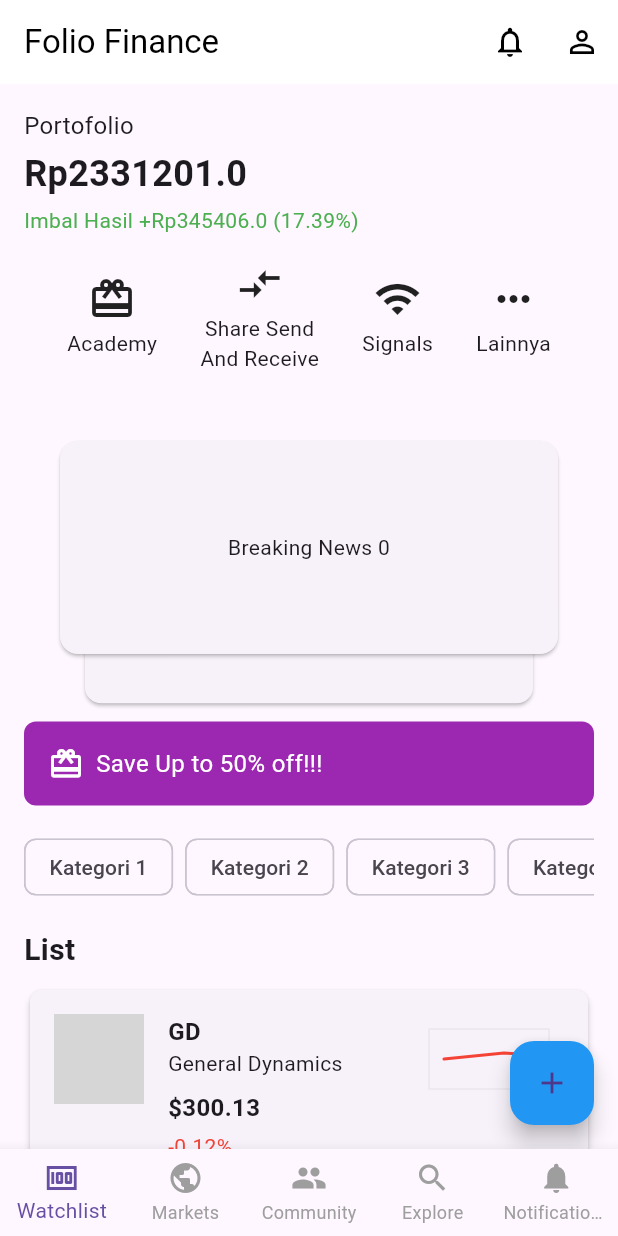
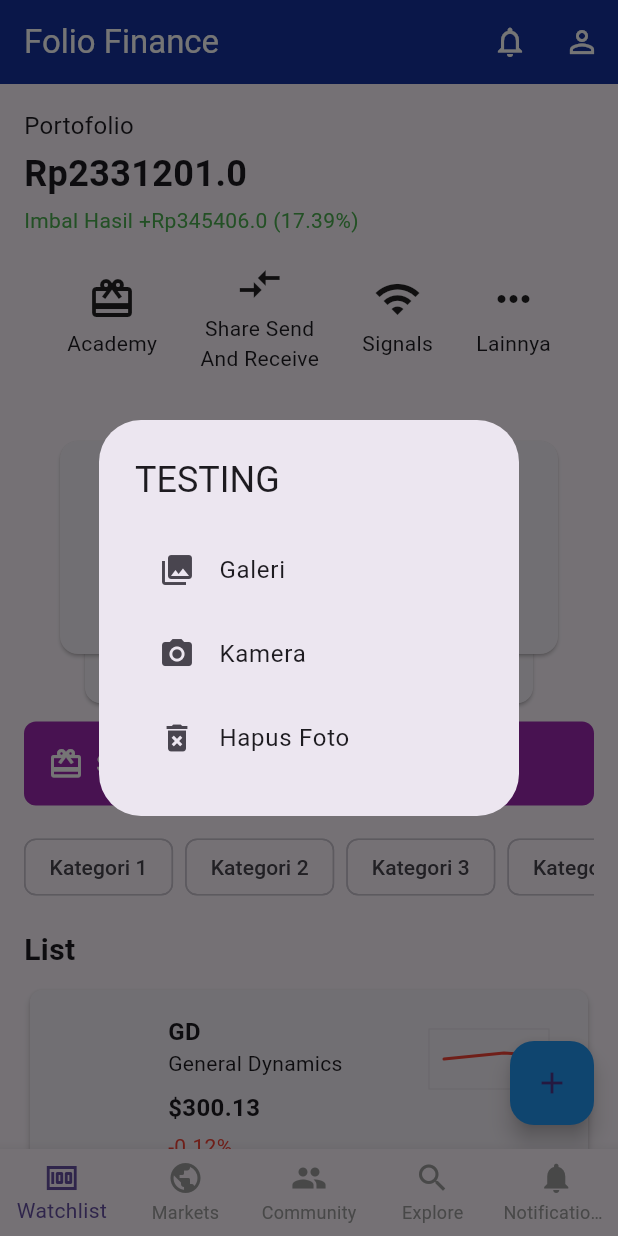
Before and after one commit to RazerArdi/FolioFinance, a Flutter app: the screen it shows after launch, after a tap on the "person outline" icon, on a phone screen of 412 x 824 dp. Run offline on Flutter 3.47's test engine with Material 3 defaults, Android fonts, the phone set to English and light mode, and no system bars; drawn by our look-alikes of flutter_card_swiper; our stand-ins replace animated_splash_screen, get, image_picker, page_transition, sqflite, syncfusion_flutter_charts; accounts and stored records are empty; grey boxes are pictures that could not be loaded.

```diff
--- a/lib/Controllers/SplashController.dart
+++ b/lib/Controllers/SplashController.dart
@@ -1,10 +1,10 @@
 import 'package:get/get.dart';
-import 'package:FFinance/View/halaman_utama.dart'; // Import HalamanUtama
+import 'package:FFinance/View/halaman_utama.dart';
 
 class SplashController extends GetxController {
   void navigateToHome() {
     Future.delayed(const Duration(seconds: 3), () {
-      Get.offAll(() => HalamanUtama()); // Navigate to HalamanUtama
+      Get.offAll(() => HalamanUtama());
     });
   }
 }
--- a/lib/Database/chart_data.dart
+++ b/lib/Database/chart_data.dart
@@ -1,4 +1,4 @@
-// Database/chart_data.dart
+
 import 'package:FFinance/Models/stock_data.dart';
 
 class ChartData {
--- a/lib/Models/stock_data.dart
+++ b/lib/Models/stock_data.dart
@@ -1,4 +1,3 @@
-// Models/stock_data.dart
 class StockData {
   final String time;
   final double price;
--- a/lib/Routes/app_routes.dart
+++ b/lib/Routes/app_routes.dart
@@ -3,11 +3,9 @@ import 'package:FFinance/View/SplashScreen.dart';
 import 'package:FFinance/View/halaman_utama.dart';
 
 class AppRoutes {
-  // Define route names
   static const String splashScreen = '/splash';
   static const String home = '/home';
 
-  // Define routes
   static final routes = [
     GetPage(name: splashScreen, page: () => AnimatedSplashScreenPage()),
     GetPage(name: home, page: () => HalamanUtama()),
--- a/lib/View/SplashScreen.dart
+++ b/lib/View/SplashScreen.dart
@@ -1,10 +1,9 @@
 import 'package:flutter/material.dart';
 import 'package:animated_splash_screen/animated_splash_screen.dart';
 import 'package:page_transition/page_transition.dart';
-import 'package:get/get.dart'; // Import GetX
-import 'package:FFinance/Controllers/SplashController.dart'; // Import your SplashController
+import 'package:get/get.dart';
+import 'package:FFinance/Controllers/SplashController.dart';
 
-// Halaman untuk menampilkan animasi splash screen
 class AnimatedSplashScreenPage extends StatelessWidget {
   const AnimatedSplashScreenPage({Key? key}) : super(key: key);
 
@@ -14,7 +13,6 @@ class AnimatedSplashScreenPage extends StatelessWidget {
       body: Stack(
         fit: StackFit.expand,
         children: [
-          // Latar belakang dengan gradien warna
           Container(
             decoration: BoxDecoration(
               gradient: LinearGradient(
@@ -24,11 +22,10 @@ class AnimatedSplashScreenPage extends StatelessWidget {
               ),
             ),
           ),
-          // Widget AnimatedSplashScreen untuk menampilkan logo dengan animasi transisi
           AnimatedSplashScreen(
-            splash: 'assets/Images/Logo_umm.png', // Your splash image
-            nextScreen: const SplashScreen(), // Halaman berikutnya setelah splash
-            splashTransition: SplashTransition.fadeTransition, // Transition effect
+            splash: 'assets/Images/Logo_umm.png',
+            nextScreen: const SplashScreen(),
+            splashTransition: SplashTransition.fadeTransition,
             pageTransitionType: PageTransitionType.fade,
             backgroundColor: Colors.transparent,
             duration: 1000,
@@ -39,14 +36,13 @@ class AnimatedSplashScreenPage extends StatelessWidget {
   }
 }
 
-// Halaman SplashScreen yang ditampilkan setelah animasi splash
 class SplashScreen extends StatelessWidget {
   const SplashScreen({Key? key}) : super(key: key);
 
   @override
   Widget build(BuildContext context) {
     final SplashController controller = Get.put(SplashController());
-    controller.navigateToHome(); // Start navigation
+    controller.navigateToHome();
 
     return Scaffold(
       body: Container(
@@ -63,7 +59,7 @@ class SplashScreen extends StatelessWidget {
             Expanded(
               child: Center(
                 child: Image.asset(
-                  'assets/Images/Logo_umm.png', // Your splash image
+                  'assets/Images/Logo_umm.png',
                   width: 150,
                   height: 150,
                 ),
--- a/lib/View/halaman_utama.dart
+++ b/lib/View/halaman_utama.dart
@@ -1,13 +1,13 @@
-// Pages/halaman_utama.dart
 import 'dart:io';
 import 'package:FFinance/Controllers/main_controller.dart';
 import 'package:flutter/material.dart';
 import 'package:get/get.dart';
 import 'package:flutter_card_swiper/flutter_card_swiper.dart';
-import 'package:FFinance/Database/chart_data.dart'; // Import chart data
-import 'package:FFinance/Database/database_helper.dart'; // Import database helper
-import 'package:syncfusion_flutter_charts/charts.dart'; // Ensure to import this if you're using Syncfusion charts
-import 'package:FFinance/Models/stock_data.dart'; // Import the StockData model
+import 'package:FFinance/Database/chart_data.dart';
+import 'package:FFinance/Database/database_helper.dart';
+import 'package:syncfusion_flutter_charts/charts.dart';
+import 'package:FFinance/Models/stock_data.dart';
+import 'package:FFinance/View/navigator.dart';
 
 class HalamanUtama extends StatelessWidget {
   final MainController controller = Get.put(MainController());
@@ -16,33 +16,10 @@ class HalamanUtama extends StatelessWidget {
   @override
   Widget build(BuildContext context) {
     return Scaffold(
-      appBar: AppBar(
-        title: Text('Folio Finance'),
-        backgroundColor: Colors.white,
-        foregroundColor: Colors.black,
-        elevation: 0,
-        actions: [
-          IconButton(
-            onPressed: () {},
-            icon: Icon(Icons.notifications_none),
-          ),
-          IconButton(
-            onPressed: () => controller.pickImage(),
-            icon: Obx(() {
-              return controller.pickedImage.value == null
-                  ? Icon(Icons.person_outline)
-                  : CircleAvatar(
-                backgroundImage: Image.file(
-                  File(controller.pickedImage.value!.path),
-                ).image,
-              );
-            }),
-          ),
-        ],
-      ),
+      appBar: TopNavigator(),
       body: Stack(
         children: [
-          SingleChildScrollView( // This enables scrolling for the entire page
+          SingleChildScrollView(
             child: Padding(
               padding: const EdgeInsets.all(16.0),
               child: Column(
@@ -63,8 +40,12 @@ class HalamanUtama extends StatelessWidget {
                   Row(
                     mainAxisAlignment: MainAxisAlignment.spaceEvenly,
                     children: [
-                      _buildMenuButton(icon: Icons.card_giftcard, text: 'Academy', onTap: () {}),
-                      _buildMenuButton(icon: Icons.compare_arrows, text: 'Share Send\nAnd Receive', onTap: () {}),
+                      _buildMenuButton(
+                          icon: Icons.card_giftcard, text: 'Academy', onTap: () {}),
+                      _buildMenuButton(
+                          icon: Icons.compare_arrows,
+                          text: 'Share Send\nAnd Receive',
+                          onTap: () {}),
                       _buildMenuButton(icon: Icons.wifi, text: 'Signals', onTap: () {}),
                       _buildMenuButton(icon: Icons.more_horiz_sharp, text: 'Lainnya', onTap: () {}),
                     ],
@@ -79,8 +60,7 @@ class HalamanUtama extends StatelessWidget {
                   Text('List', style: TextStyle(fontSize: 20, fontWeight: FontWeight.bold)),
                   SizedBox(height: 8),
 
-                  // Instead of ListView.builder, use Column
-                  ...chartData.map((data) => _buildListCard(data)).toList(), // Mapping chart data to widgets
+                  ...chartData.map((data) => _buildListCard(data)).toList(),
 
                   SizedBox(height: 16),
                   _buildAddAssetButton(),
@@ -99,21 +79,7 @@ class HalamanUtama extends StatelessWidget {
           ),
         ],
       ),
-      bottomNavigationBar: Obx(() => BottomNavigationBar(
-        currentIndex: controller.selectedIndex.value,
-        onTap: controller.onTabChanged,
-        type: BottomNavigationBarType.fixed,
-        selectedItemColor: Color(0xFF6750A4),
-        unselectedItemColor: Colors.grey,
-        showUnselectedLabels: true,
-        items: [
-          BottomNavigationBarItem(icon: Icon(Icons.money), label: 'Watchlist'),
-          BottomNavigationBarItem(icon: Icon(Icons.public), label: 'Markets'),
-          BottomNavigationBarItem(icon: Icon(Icons.people), label: 'Community'),
-          BottomNavigationBarItem(icon: Icon(Icons.search), label: 'Explore'),
-          BottomNavigationBarItem(icon: Icon(Icons.notifications), label: 'Notifications'),
-        ],
-      )),
+      bottomNavigationBar: BottomNavigator(),
     );
   }
 
@@ -135,7 +101,7 @@ class HalamanUtama extends StatelessWidget {
     return Container(
       height: 200,
       child: CardSwiper(
-        cardsCount: 3, // Adjust based on your news length
+        cardsCount: 3,
         cardBuilder: (context, index, realIndex, direction) {
           return GestureDetector(
             onTap: () => _showFullTextDialog(context, 'This is breaking news detail for item $index.'),
@@ -193,7 +159,7 @@ class HalamanUtama extends StatelessWidget {
       height: 50,
       child: ListView.builder(
         scrollDirection: Axis.horizontal,
-        itemCount: categories.length + 1, // Adding one for the "+" button
+        itemCount: categories.length + 1,
         itemBuilder: (context, index) {
           if (index < categories.length) {
             return Padding(
@@ -218,7 +184,7 @@ class HalamanUtama extends StatelessWidget {
   }
 
   Widget _buildListCard(ChartData data) {
-    Color lineColor = data.change > 0 ? Colors.green : Colors.red; // Set line color based on price change
+    Color lineColor = data.change > 0 ? Colors.green : Colors.red;
 
     return Card(
       elevation: 2,
@@ -254,13 +220,12 @@ class HalamanUtama extends StatelessWidget {
                   ),
                   SizedBox(height: 8),
                   Text(
-                    '\$${data.price.toStringAsFixed(2)}', // Formatting price
+                    '\$${data.price.toStringAsFixed(2)}',
                     style: TextStyle(fontSize: 16, fontWeight: FontWeight.bold),
                   ),
                   SizedBox(height: 4),
-                  // Display percentage below the price
                   Text(
-                    '${data.change}%', // Displaying change percentage
+                    '${data.change}%',
                     style: TextStyle(
                       fontSize: 14,
                       color: lineColor,
@@ -277,10 +242,10 @@ class HalamanUtama extends StatelessWidget {
                 primaryYAxis: NumericAxis(isVisible: false),
                 series: [
                   LineSeries<StockData, String>(
-                    dataSource: data.stockHistory, // Use the correct property
+                    dataSource: data.stockHistory,
                     xValueMapper: (StockData stockData, _) => stockData.time,
                     yValueMapper: (StockData stockData, _) => stockData.price,
-                    color: lineColor, // Set line color based on price change
+                    color: lineColor,
                   ),
                 ],
               ),
@@ -294,25 +259,24 @@ class HalamanUtama extends StatelessWidget {
   Widget _buildAddAssetButton() {
     return GestureDetector(
       onTap: () {
-        // Add your action here
         print("Add Asset tapped");
       },
       child: Container(
         alignment: Alignment.center,
-        padding: EdgeInsets.symmetric(vertical: 16), // Padding for the button
+        padding: EdgeInsets.symmetric(vertical: 16),
         decoration: BoxDecoration(
-          color: Colors.transparent, // Transparent background
+          color: Colors.transparent,
           borderRadius: BorderRadius.circular(8),
         ),
         child: Row(
           mainAxisAlignment: MainAxisAlignment.center,
           children: [
-            Icon(Icons.add_circle_outline_sharp, color: Colors.blue), // Add icon
+            Icon(Icons.add_circle_outline_sharp, color: Colors.blue),
             SizedBox(width: 8),
             Text(
-              'Tambahakan Asset', // Button text
+              'Tambahkan Asset',
               style: TextStyle(
-                color: Colors.blue, // Blue text color
+                color: Colors.blue,
                 fontSize: 16,
                 fontWeight: FontWeight.bold,
               ),
--- /dev/null
+++ b/lib/View/navigator.dart
@@ -0,0 +1,102 @@
+import 'dart:io';
+import 'package:flutter/material.dart';
+import 'package:get/get.dart';
+import 'package:FFinance/Controllers/main_controller.dart';
+
+class TopNavigator extends StatelessWidget implements PreferredSizeWidget {
+  final MainController controller = Get.find();
+
+  @override
+  Widget build(BuildContext context) {
+    return AppBar(
+      title: Text('Folio Finance'),
+      backgroundColor: Color(0xFF16329F),
+      foregroundColor: Colors.white,
+      elevation: 0,
+      actions: [
+        IconButton(
+          onPressed: () {},
+          icon: Icon(Icons.notifications_none),
+        ),
+        IconButton(
+          onPressed: () => _showImageSourceDialog(context),
+          icon: Obx(() {
+            return controller.pickedImage.value == null
+                ? Icon(Icons.person_outline)
+                : CircleAvatar(
+              backgroundImage: Image.file(
+                File(controller.pickedImage.value!.path),
+              ).image,
+            );
+          }),
+        ),
+      ],
+    );
+  }
+
+  void _showImageSourceDialog(BuildContext context) {
+    showDialog(
+      context: context,
+      builder: (BuildContext context) {
+        return AlertDialog(
+          title: Text('TESTING'),
+          content: Column(
+            mainAxisSize: MainAxisSize.min,
+            children: [
+              ListTile(
+                leading: Icon(Icons.photo_library),
+                title: Text('Galeri'),
+                onTap: () {
+                  controller.pickImageFromGallery();
+                  Navigator.pop(context);
+                },
+              ),
+              ListTile(
+                leading: Icon(Icons.camera_alt),
+                title: Text('Kamera'),
+                onTap: () {
+                  controller.pickImageFromCamera();
+                  Navigator.pop(context);
+                },
+              ),
+              ListTile(
+                leading: Icon(Icons.delete_forever),
+                title: Text('Hapus Foto'),
+                onTap: () {
+                  controller.clearImage();
+                  Navigator.pop(context);
+                },
+              ),
+            ],
+          ),
+        );
+      },
+    );
+  }
+
+  @override
+  Size get preferredSize => Size.fromHeight(kToolbarHeight);
+}
+
+class BottomNavigator extends StatelessWidget {
+  final MainController controller = Get.find();
+
+  @override
+  Widget build(BuildContext context) {
+    return Obx(() => BottomNavigationBar(
+      currentIndex: controller.selectedIndex.value,
+      onTap: controller.onTabChanged,
+      type: BottomNavigationBarType.fixed,
+      selectedItemColor: Color(0xFF6750A4),
+      unselectedItemColor: Colors.grey,
+      showUnselectedLabels: true,
+      items: [
+        BottomNavigationBarItem(icon: Icon(Icons.money), label: 'Watchlist'),
+        BottomNavigationBarItem(icon: Icon(Icons.public), label: 'Markets'),
+        BottomNavigationBarItem(icon: Icon(Icons.people), label: 'Community'),
+        BottomNavigationBarItem(icon: Icon(Icons.search), label: 'Explore'),
+        BottomNavigationBarItem(icon: Icon(Icons.notifications), label: 'Notifications'),
+      ],
+    ));
+  }
+}
--- a/pubspec.yaml
+++ b/pubspec.yaml
@@ -44,6 +44,7 @@ dependencies:
   image_picker: any
   sqflite: any
   path: any
+  flutter_launcher_icons: ^0.14.1
 
 dev_dependencies:
   flutter_test:
```
Also changed, not shown: lib/Controllers/main_controller.dart (+20 -1 lines), lib/Database/database_helper.dart (+2 -6 lines), lib/Services/Encrypt/constants.dart (added, +20 -0 lines), pubspec.lock.
